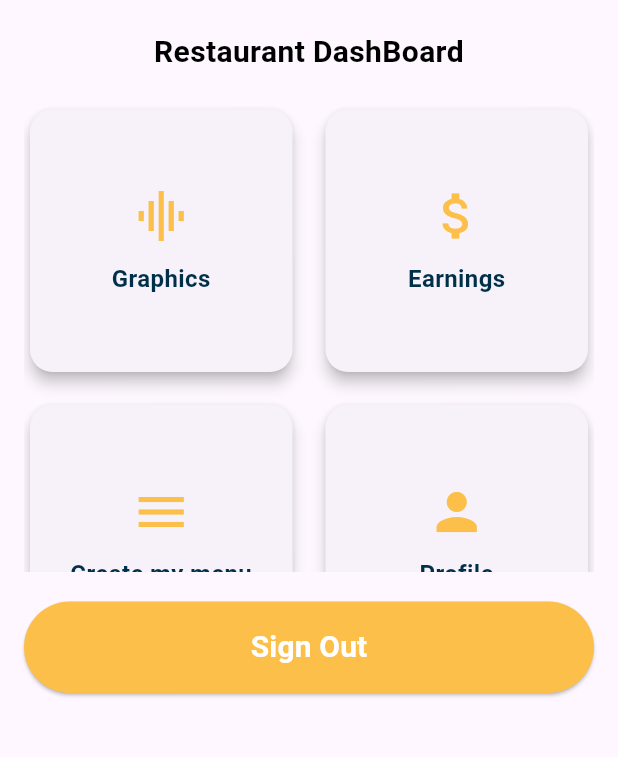
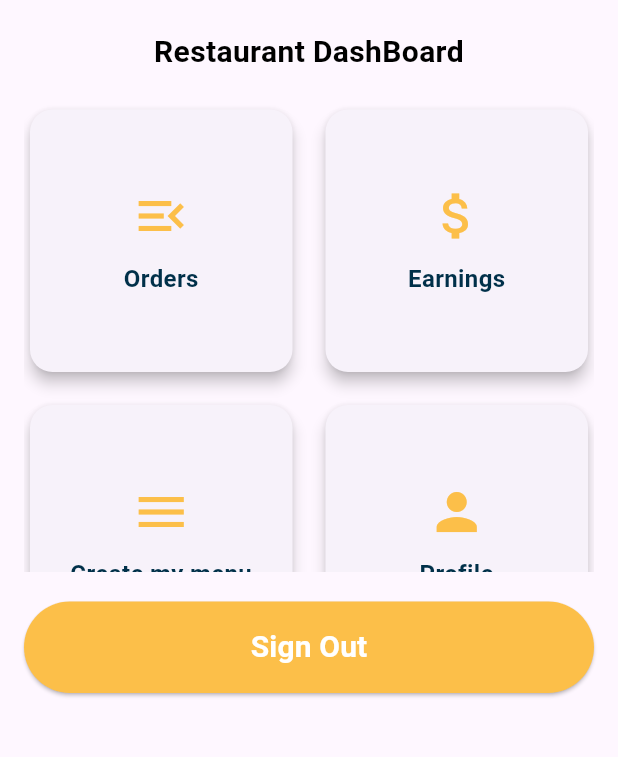
Before and after one commit to jessicamaximo23/HangryAppFlutter, a Flutter app: the RestaurantScreen screen opened by its route, on a phone screen of 412 x 824 dp, the part 474-1231 px from its top. Run offline on Flutter 3.47's test engine with Material 3 defaults, Android fonts, the light colour scheme and no system bars; our stand-ins replace cached_network_image, confetti, firebase_auth, firebase_core, firebase_database, firebase_storage and 7 more; missing offline and left inert: dart:ffi, flutter_stripe; accounts and stored records are empty.

Commit message:
Created order_history_screen to track past orders for users

```diff
--- a/lib/restaurant_screen.dart
+++ b/lib/restaurant_screen.dart
@@ -2,6 +2,7 @@ import 'package:flutter/material.dart';
 import 'package:firebase_auth/firebase_auth.dart';
 import 'package:hangry_app_flutter/restaurant_ListOfitens.dart';
 import 'package:hangry_app_flutter/restaurantprofile_screen.dart';
+import 'restaurant_orders_screen.dart';
 
 class RestaurantScreen extends StatefulWidget {
   const RestaurantScreen({Key? key}) : super(key: key);
@@ -80,10 +81,13 @@ class _RestaurantScreen extends State<RestaurantScreen> {
                 mainAxisSpacing: 14,
                 children: [
                   _buildDashboardCard(
-                    icon: Icons.graphic_eq,
-                    title: 'Graphics',
+                    icon: Icons.menu_open,
+                    title: 'Orders',
                     onTap: () {
-                      // Navigate to deliveries screen
+                      Navigator.push(
+                          context,
+                          MaterialPageRoute(builder: (context) => RestaurantOrdersScreen()),
+                      );
                     },
                   ),
                   _buildDashboardCard(
```
